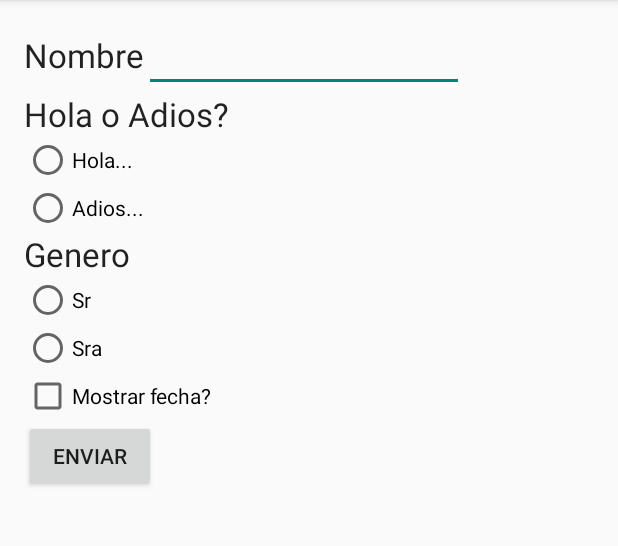
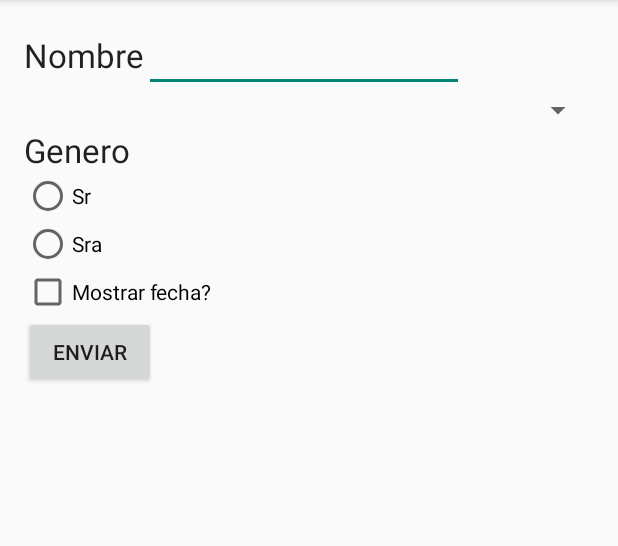
Before and after one commit to gonzaloadrio/SaludoPersonalizado, an Android app: the screen it shows after launch (MainActivity), on a phone screen of 412 x 824 dp, the part 84-630 px from its top. Run offline under Robolectric (Android 15) with nearby library versions, the phone set to English and light mode, and no system bars.

```diff
--- a/app/src/main/java/com/example/gonzalo/saludopersonalizado/MainActivity.java
+++ b/app/src/main/java/com/example/gonzalo/saludopersonalizado/MainActivity.java
@@ -5,6 +5,7 @@ import android.app.AlertDialog;
 import android.content.DialogInterface;
 import android.os.Bundle;
 import android.view.View;
+import android.widget.ArrayAdapter;
 import android.widget.Button;
 import android.widget.CheckBox;
 import android.widget.DatePicker;
@@ -12,6 +13,7 @@ import android.widget.EditText;
 import android.widget.RadioButton;
 import android.widget.RadioGroup;
 import android.widget.ScrollView;
+import android.widget.Spinner;
 import android.widget.TextView;
 import android.widget.TimePicker;
 import android.widget.Toast;
@@ -29,7 +31,9 @@ public class MainActivity extends Activity {
     ScrollView scrollView;
     RadioGroup radioGroup;
 
-    RadioButton bHola, bAdios;
+
+    Spinner spinner;
+    ArrayAdapter<CharSequence> adapterSpinner;
 
     @Override
     protected void onCreate(Bundle savedInstanceState) {
@@ -47,8 +51,10 @@ public class MainActivity extends Activity {
         scrollView = (ScrollView) findViewById(R.id.scrollView);
         radioGroup = (RadioGroup) findViewById(R.id.radioGroup);
 
-        bHola = (RadioButton) findViewById(R.id.rbHola);
-        bAdios = (RadioButton) findViewById(R.id.rbAdios);
+        spinner = (Spinner) findViewById(R.id.spinner);
+        adapterSpinner = ArrayAdapter.createFromResource(this, R.array.saludo_array, android.R.layout.simple_spinner_item);
+        adapterSpinner.setDropDownViewResource(android.R.layout.simple_spinner_dropdown_item);
+        spinner.setAdapter(adapterSpinner);
 
         cbVerFecha.setOnClickListener(new View.OnClickListener() {
             @Override
@@ -70,9 +76,9 @@ public class MainActivity extends Activity {
                     String genero = "";
                     String saludo = "";
 
-                    if (bHola.isChecked()) {
+                    if (spinner.getSelectedItem().toString().equals("Hola")) {
                         saludo = "Hola ";
-                    } else if (bAdios.isChecked()) {
+                    } else if (spinner.getSelectedItem().toString().equals("Adios")) {
                         saludo = "Adios ";
 
                     }
@@ -104,27 +110,6 @@ public class MainActivity extends Activity {
 
                     AlertDialog dialog = builder.create();
                     dialog.show();
-                } else if (!bHola.isChecked() && !bAdios.isChecked()) {
-
-                    AlertDialog.Builder builder = new AlertDialog.Builder(MainActivity.this);
-                    builder.setTitle("Error");
-                    builder.setMessage("Elige Hola o Adios");
-                    builder.setPositiveButton("HOLA", new DialogInterface.OnClickListener() {
-                        @Override
-                        public void onClick(DialogInterface dialog, int which) {
-                            bHola.setChecked(true);
-                        }
-                    });
-                    builder.setNegativeButton("ADIOS", new DialogInterface.OnClickListener() {
-                        @Override
-                        public void onClick(DialogInterface dialog, int which) {
-                            bAdios.setChecked(true);
-                        }
-                    });
-
-                    AlertDialog dialog = builder.create();
-                    dialog.show();
-
                 } else {
                     Toast.makeText(getApplicationContext(), "Nombre Vacio", Toast.LENGTH_SHORT).show();
                 }
--- a/app/src/main/res/layout/activity_main.xml
+++ b/app/src/main/res/layout/activity_main.xml
@@ -31,32 +31,13 @@
                 android:ems="10"
                 android:id="@+id/etNombre" />
         </LinearLayout>
-        <RadioGroup
-            android:layout_width="wrap_content"
-            android:layout_height="wrap_content">
 
-            <TextView
-                android:layout_width="wrap_content"
-                android:layout_height="wrap_content"
-                android:textAppearance="?android:attr/textAppearanceLarge"
-                android:text="Hola o Adios?"
-                android:id="@+id/textView" />
+        <Spinner
+            android:layout_width="match_parent"
+            android:layout_height="wrap_content"
+            android:id="@+id/spinner"
+            android:spinnerMode="dropdown" />
 
-            <RadioButton
-                android:layout_width="wrap_content"
-                android:layout_height="wrap_content"
-                android:text="Hola..."
-                android:id="@+id/rbHola"
-                android:checked="false" />
-
-            <RadioButton
-                android:layout_width="wrap_content"
-                android:layout_height="wrap_content"
-                android:text="Adios..."
-                android:id="@+id/rbAdios"
-                android:checked="false" />
-
-        </RadioGroup>
         <RadioGroup
             android:layout_width="wrap_content"
             android:layout_height="wrap_content"
@@ -126,4 +107,5 @@
             android:layout_height="wrap_content"
             android:id="@+id/tvSalida" />
     </LinearLayout>
+
 </RelativeLayout>
--- a/app/src/main/res/values/strings.xml
+++ b/app/src/main/res/values/strings.xml
@@ -1,6 +1,11 @@
 <?xml version="1.0" encoding="utf-8"?>
 <resources>
 
+    <string-array name="saludo_array">
+        <item></item>
+        <item>Hola</item>
+        <item>Adios</item>
+    </string-array>
 
     <string name="app_name">SaludoPersonalizado</string>
     <string name="hello_world">Hello world!</string>
```
